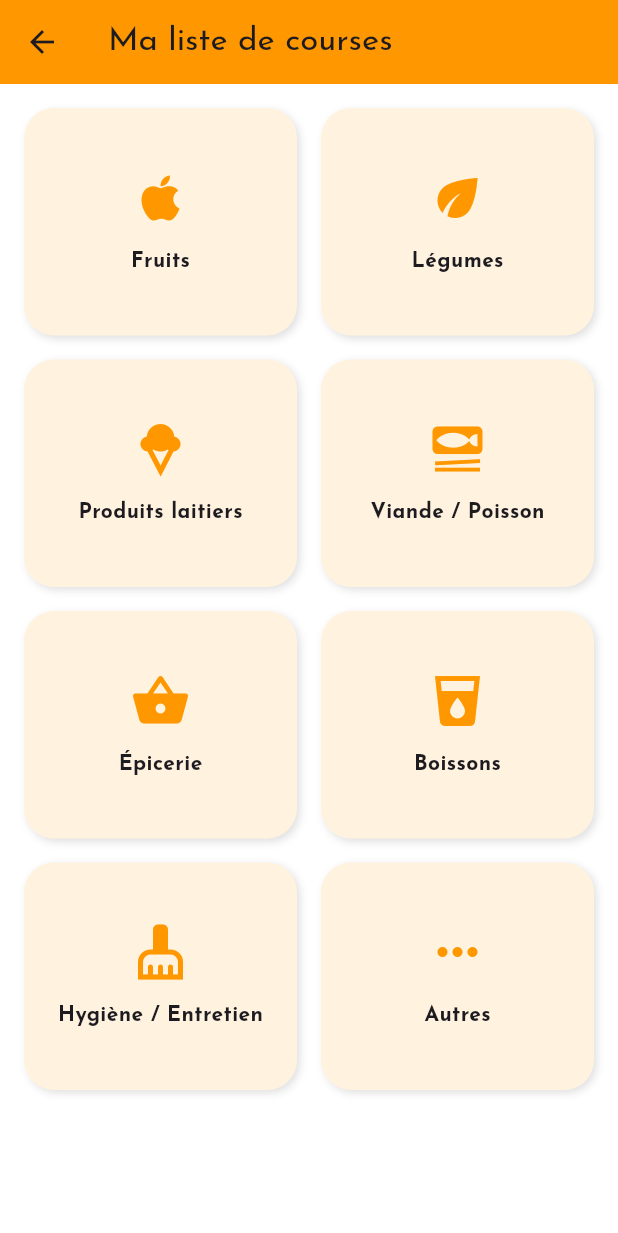
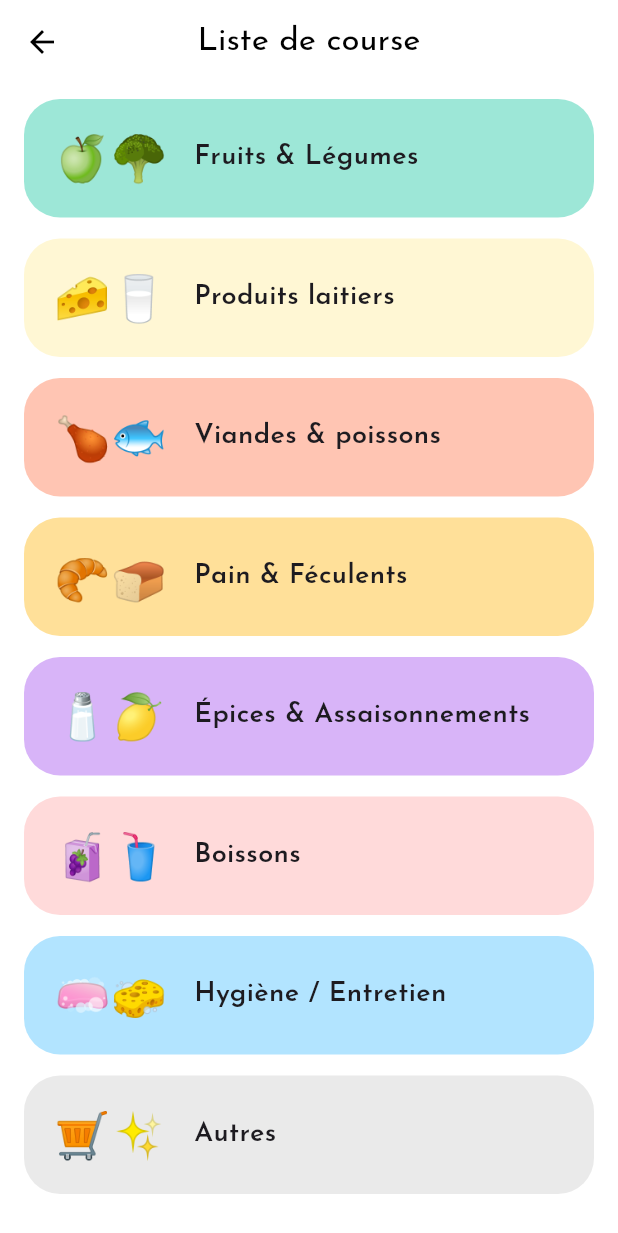
Before and after one commit to noussaibadha/MoodMeal, a Flutter app: the CourseCategoryScreen screen opened directly, on a phone screen of 412 x 824 dp. Shown: the top 1233 px of the screen. Run offline on Flutter 3.47's test engine with Material 3 defaults, Android fonts, the light colour scheme and no system bars; our stand-ins replace google_fonts, supabase_flutter; accounts and stored records are empty.

Commit message:
Version final

```diff
--- a/lib/screens/course_category_screen.dart
+++ b/lib/screens/course_category_screen.dart
@@ -1,37 +1,51 @@
 import 'package:flutter/material.dart';
-import 'course_item_screen.dart'; // ✅ assure-toi que ce fichier existe bien dans /screens
+import 'course_item_screen.dart';
 
 class CourseCategoryScreen extends StatelessWidget {
   const CourseCategoryScreen({super.key});
 
   final List<Map<String, dynamic>> categories = const [
-    {'label': 'Fruits', 'icon': Icons.apple},
-    {'label': 'Légumes', 'icon': Icons.eco},
-    {'label': 'Produits laitiers', 'icon': Icons.icecream},
-    {'label': 'Viande / Poisson', 'icon': Icons.set_meal},
-    {'label': 'Épicerie', 'icon': Icons.shopping_basket},
-    {'label': 'Boissons', 'icon': Icons.local_drink},
-    {'label': 'Hygiène / Entretien', 'icon': Icons.cleaning_services},
-    {'label': 'Autres', 'icon': Icons.more_horiz},
+    {'label': 'Fruits & Légumes', 'emoji': '🍏🥦', 'color': Color(0xFF9DE7D7)},
+    {'label': 'Produits laitiers', 'emoji': '🧀🥛', 'color': Color(0xFFFFF7D4)},
+    {
+      'label': 'Viandes & poissons',
+      'emoji': '🍗🐟',
+      'color': Color(0xFFFFC5B3),
+    },
+    {'label': 'Pain & Féculents', 'emoji': '🥐🍞', 'color': Color(0xFFFFE099)},
+    {
+      'label': 'Épices & Assaisonnements',
+      'emoji': '🧂🍋',
+      'color': Color(0xFFD8B4F8),
+    },
+    {'label': 'Boissons', 'emoji': '🧃🥤', 'color': Color(0xFFFFDADA)},
+    {
+      'label': 'Hygiène / Entretien',
+      'emoji': '🧼🧽',
+      'color': Color(0xFFB2E4FF),
+    },
+    {'label': 'Autres', 'emoji': '🛒✨', 'color': Color(0xFFEAEAEA)},
   ];
 
   @override
   Widget build(BuildContext context) {
     return Scaffold(
+      backgroundColor: Colors.white,
       appBar: AppBar(
-        title: const Text('Ma liste de courses'),
-        backgroundColor: Colors.orange,
+        title: const Text(
+          'Liste de course',
+          style: TextStyle(color: Colors.black),
+        ),
+        backgroundColor: Colors.white,
+        elevation: 0,
+        centerTitle: true,
+        iconTheme: const IconThemeData(color: Colors.black),
       ),
       body: Padding(
-        padding: const EdgeInsets.all(16.0),
-        child: GridView.builder(
-          gridDelegate: const SliverGridDelegateWithFixedCrossAxisCount(
-            crossAxisCount: 2,
-            mainAxisSpacing: 16,
-            crossAxisSpacing: 16,
-            childAspectRatio: 1.2,
-          ),
+        padding: const EdgeInsets.symmetric(horizontal: 16, vertical: 10),
+        child: ListView.separated(
           itemCount: categories.length,
+          separatorBuilder: (_, __) => const SizedBox(height: 14),
           itemBuilder: (context, index) {
             final category = categories[index];
             return GestureDetector(
@@ -40,36 +54,34 @@ class CourseCategoryScreen extends StatelessWidget {
                   context,
                   MaterialPageRoute(
                     builder:
-                        (_) => CourseItemScreen(
-                          category: category['label'] as String,
-                        ),
+                        (_) => CourseItemScreen(category: category['label']),
                   ),
                 );
               },
               child: Container(
+                padding: const EdgeInsets.symmetric(
+                  horizontal: 20,
+                  vertical: 18,
+                ),
                 decoration: BoxDecoration(
-                  color: Colors.orange.shade50,
-                  borderRadius: BorderRadius.circular(20),
-                  boxShadow: const [
-                    BoxShadow(
-                      color: Colors.black12,
-                      blurRadius: 4,
-                      offset: Offset(2, 2),
+                  color: category['color'],
+                  borderRadius: BorderRadius.circular(24),
+                ),
+                child: Row(
+                  children: [
+                    Text(
+                      category['emoji'],
+                      style: const TextStyle(fontSize: 30),
                     ),
-                  ],
-                ),
-                child: Column(
-                  mainAxisAlignment: MainAxisAlignment.center,
-                  children: [
-                    Icon(
-                      category['icon'] as IconData,
-                      size: 40,
-                      color: Colors.orange,
-                    ),
-                    const SizedBox(height: 12),
-                    Text(
-                      category['label'] as String,
-                      style: const TextStyle(fontWeight: FontWeight.bold),
+                    const SizedBox(width: 18),
+                    Expanded(
+                      child: Text(
+                        category['label'],
+                        style: const TextStyle(
+                          fontSize: 18,
+                          fontWeight: FontWeight.w600,
+                        ),
+                      ),
                     ),
                   ],
                 ),
```
Also changed, not shown: lib/screens/course_item_screen.dart (+49 -14 lines), lib/screens/liked_recipes_screen.dart (+62 -19 lines), lib/screens/category_detail_screen.dart (deleted), lib/screens/category_list_screen.dart (deleted).
